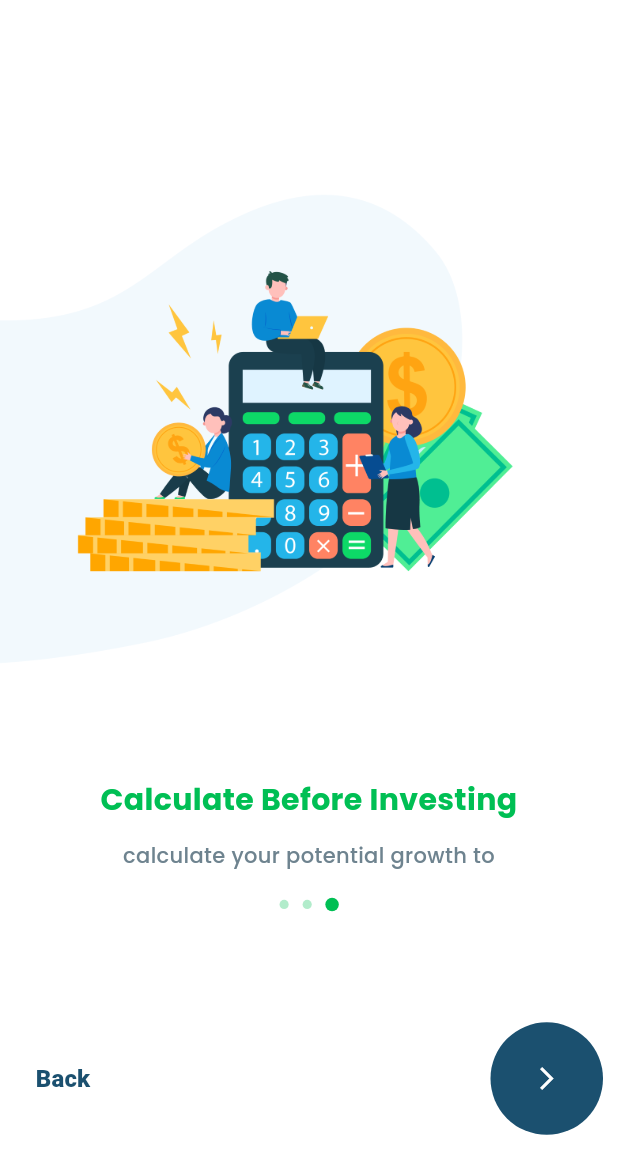
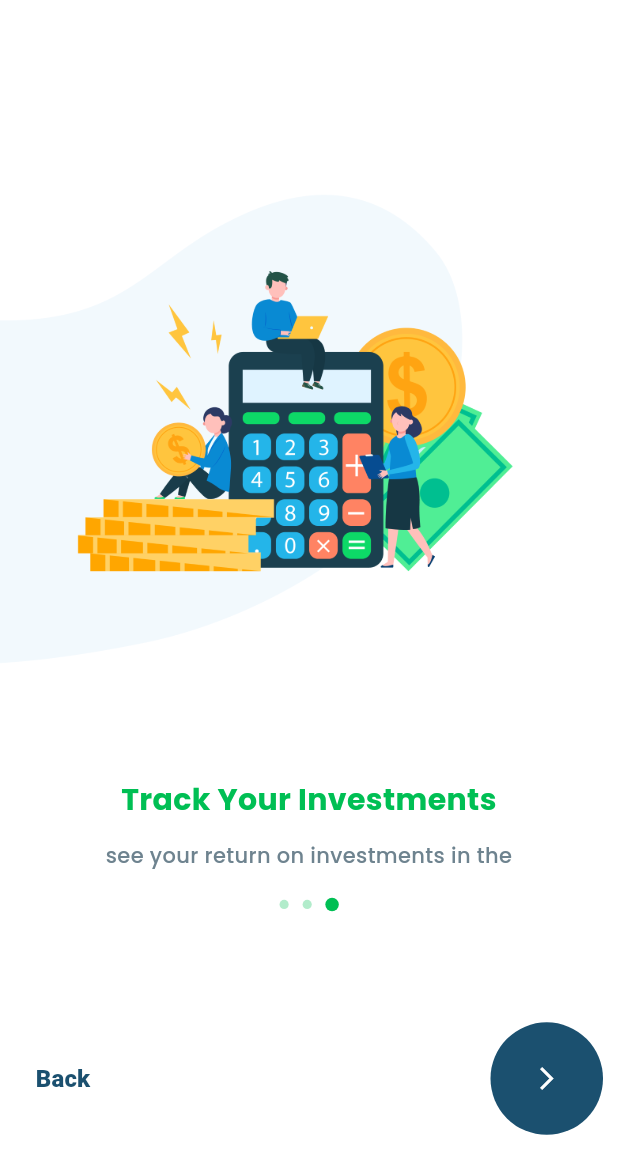
Before and after one commit to ahmedyaser12/HEDG, a Flutter app: the screen it shows after launch, swiped to page 3, on a phone screen of 412 x 824 dp. Shown: the top 1174 px of the screen. Run offline on Flutter 3.47's test engine with Material 3 defaults, Android fonts, the phone set to English and light mode, and no system bars; drawn by our look-alikes of dots_indicator; our stand-ins replace dio, flutter_bloc, flutter_screenutil, flutter_svg, get_it, pretty_dio_logger.

Commit message:
make some refactors about code to be cleaned

```diff
--- a/lib/core/utils/app_string.dart
+++ b/lib/core/utils/app_string.dart
@@ -1,4 +1,13 @@
 class AppStrings {
-  static const String appName = 'Hedge';
-
+  //onBoarding strings
+  static const String back = 'Back';
+  static const String onboardingTitle1 = 'Shape Your Financial Future';
+  static const String onboardingSubTitle1 =
+      'invest your money By Starting With\nHEDG, and secure financial freedom';
+  static const String onboardingTitle2 = 'Track Your Investments';
+  static const String onboardingSubTitle2 =
+      'see your return on investments in the\nselected plans';
+  static const String onboardingTitle3 = 'Calculate Before Investing';
+  static const String onboardingSubTitle3 =
+      'calculate your potential growth to\nchoose the perfect option for you';
 }
--- a/lib/screens/onboarding_screen/Ui/on_boarding_screen.dart
+++ b/lib/screens/onboarding_screen/Ui/on_boarding_screen.dart
@@ -1,6 +1,7 @@
 import 'package:flutter/material.dart';
 import 'package:flutter_bloc/flutter_bloc.dart';
 import 'package:flutter_screenutil/flutter_screenutil.dart';
+import 'package:hedg/core/utils/app_string.dart';
 import 'package:hedg/core/utils/extintions.dart';
 import 'package:hedg/core/widgets/custom_appBar.dart';
 import 'package:hedg/screens/onboarding_screen/Ui/widget/onboarding_button.dart';
@@ -141,7 +142,7 @@ class OnboardingScreen extends StatelessWidget {
                                                 milliseconds: 300),
                                             curve: Curves.linear);
                                   },
-                                  child: Text('Back',
+                                  child: Text(AppStrings.back,
                                       style: TextStyles.font16PrimaryMedium),
                                 )
                               : Container(),
--- a/lib/screens/onboarding_screen/data/model/onboarding_model.dart
+++ b/lib/screens/onboarding_screen/data/model/onboarding_model.dart
@@ -1,8 +1,7 @@
 class OnboardingModel {
   final String image;
-  final String backGroundImage;
   final String title;
   final String subTitle;
 
-  OnboardingModel(this.image, this.backGroundImage, this.title, this.subTitle);
+  OnboardingModel(this.image, this.title, this.subTitle);
 }
--- a/lib/screens/onboarding_screen/logic/onboarding_cubit.dart
+++ b/lib/screens/onboarding_screen/logic/onboarding_cubit.dart
@@ -1,5 +1,6 @@
-import 'package:bloc/bloc.dart';
 import 'package:flutter/cupertino.dart';
+import 'package:flutter_bloc/flutter_bloc.dart';
+import 'package:hedg/core/utils/app_string.dart';
 
 import '../data/model/onboarding_model.dart';
 
@@ -13,28 +14,24 @@ class OnboardingCubit extends Cubit<OnboardingState> {
   List<OnboardingModel> onboardingData = [
     OnboardingModel(
       'assets/images/onboarding1.png',
-      'assets/images/background1.png',
-      'Shape Your Financial Future ',
-      ' invest your money By Starting With\nHEDG, and secure financial freedom',
+      AppStrings.onboardingTitle1,
+      AppStrings.onboardingSubTitle1,
     ),
     OnboardingModel(
       'assets/images/onboarding2.png',
-      'assets/images/background2.png',
-      'Track Your Investments',
-      'see your return on investments in the\nselected plans',
+      AppStrings.onboardingTitle2,
+      AppStrings.onboardingSubTitle2,
     ),
     OnboardingModel(
       'assets/images/onboarding3.png',
-      'assets/images/background3.png',
-      'Calculate Before Investing',
-      'calculate your potential growth to\nchoose the perfect option for you',
+      AppStrings.onboardingTitle2,
+      AppStrings.onboardingSubTitle2,
     )
   ];
 
   void currentIndex(int index) {
     emit(OnboardingInitial());
     pageIndex = index;
-    print(pageIndex);
     emit(OnboardingNext());
   }
 }
```
Also changed, not shown: assets/images/background1.png (deleted), assets/images/background2.png (deleted), assets/images/background3.png (deleted).
